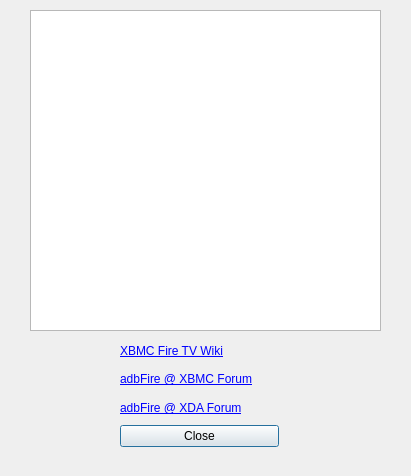
This is helpdialog.ui in kbrack1/adbFire as Qt 5 draws it before an edit. The edited form follows.
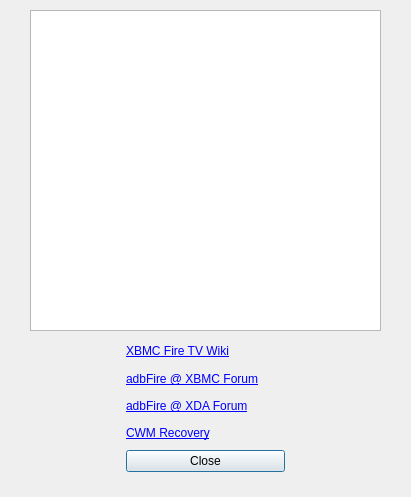
This is the edited form.

Patch:
```diff
--- a/helpdialog.ui
+++ b/helpdialog.ui
@@ -7,7 +7,7 @@
     <x>0</x>
     <y>0</y>
     <width>411</width>
-    <height>476</height>
+    <height>497</height>
    </rect>
   </property>
   <property name="windowTitle">
@@ -36,10 +36,10 @@
   <widget class="QWidget" name="">
    <property name="geometry">
     <rect>
-     <x>120</x>
-     <y>340</y>
+     <x>126</x>
+     <y>341</y>
      <width>159</width>
-     <height>107</height>
+     <height>131</height>
     </rect>
    </property>
    <layout class="QVBoxLayout" name="verticalLayout">
@@ -82,6 +82,19 @@
       </property>
      </widget>
     </item>
+    <item>
+     <widget class="QLabel" name="label_9">
+      <property name="text">
+       <string>&lt;html&gt;&lt;head/&gt;&lt;body&gt;&lt;p&gt;&lt;a href=&quot;http://forum.xda-developers.com/fire-tv/development/recovery-cwm-recovery-6-0-5-0-0-t2882336/post55591488&quot;&gt;&lt;span style=&quot; text-decoration: underline; color:#0000ff;&quot;&gt;CWM Recovery&lt;/span&gt;&lt;/a&gt;&lt;/p&gt;&lt;/body&gt;&lt;/html&gt;</string>
+      </property>
+      <property name="openExternalLinks">
+       <bool>true</bool>
+      </property>
+      <property name="textInteractionFlags">
+       <set>Qt::LinksAccessibleByMouse|Qt::TextSelectableByMouse</set>
+      </property>
+     </widget>
+    </item>
     <item>
      <widget class="QPushButton" name="pushButton">
       <property name="text">
```
